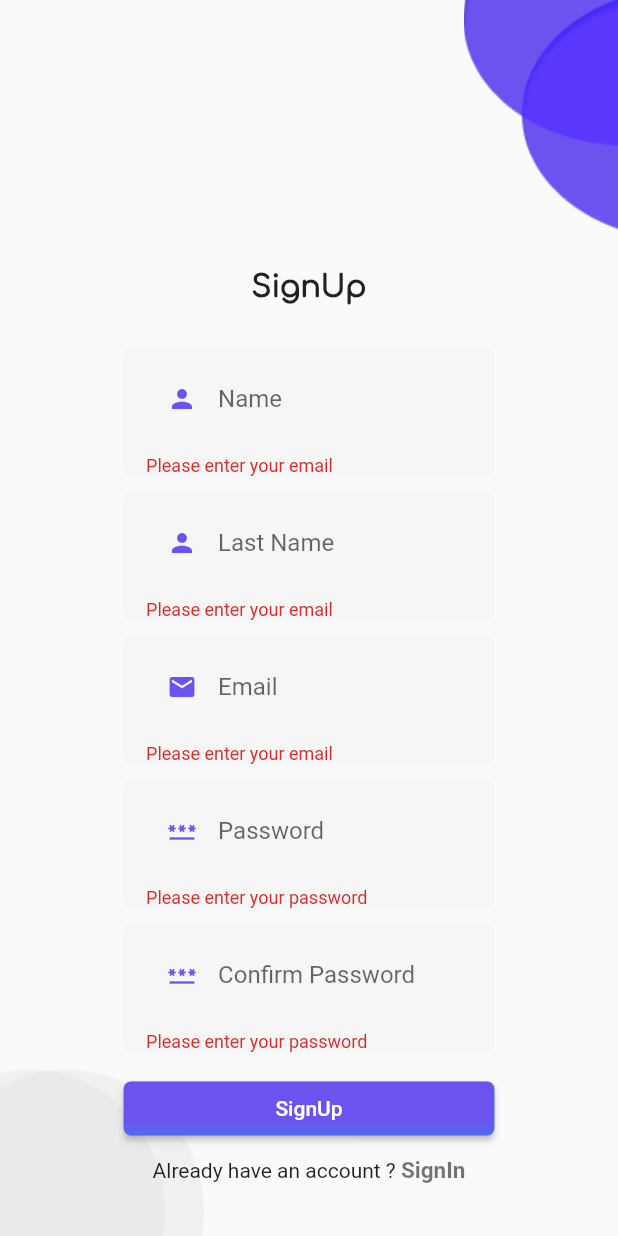
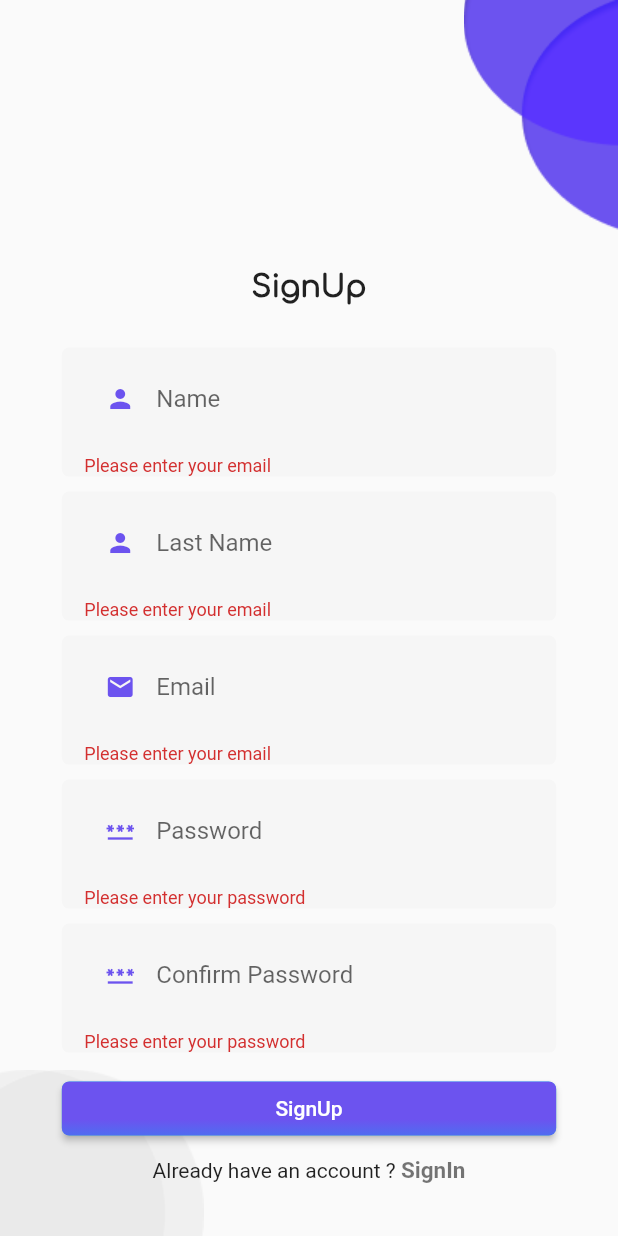
Before and after one commit to aminebatsi/imdb_app, a Flutter app: the RegisterPage screen opened directly, after a tap on "SignUp", on a phone screen of 412 x 824 dp. Run offline on Flutter 3.47's test engine with Material 2 defaults, Android fonts, the phone set to English and light mode, and no system bars; our stand-ins replace cloud_firestore, firebase_auth, firebase_core, fluttertoast; missing offline and left inert: cloud_firestore_web, firebase_auth_web, firebase_core_web, tmdb_api; accounts and stored records are empty.

Commit message:
feat(imdb_app): working fine on android devices

```diff
--- a/lib/LoginPage.dart
+++ b/lib/LoginPage.dart
@@ -80,7 +80,7 @@ class _LoginPageState extends State<LoginPage> {
                   SizedBox(height: size.height * 0.03),
                   Padding(
                       padding: EdgeInsets.symmetric(
-                          horizontal: size.height / 10, vertical: 5),
+                          horizontal: size.width / 10, vertical: 5),
                       child: Container(
                           decoration: BoxDecoration(
                             color: const Color.fromARGB(50, 228, 228, 228),
@@ -117,7 +117,7 @@ class _LoginPageState extends State<LoginPage> {
                               )))),
                   Padding(
                       padding: EdgeInsets.symmetric(
-                          horizontal: size.height / 10, vertical: 5),
+                          horizontal: size.width / 10, vertical: 5),
                       child: Container(
                           decoration: BoxDecoration(
                             color: const Color.fromARGB(50, 228, 228, 228),
@@ -150,7 +150,7 @@ class _LoginPageState extends State<LoginPage> {
                               )))),
                   SizedBox(height: size.width * 0.02),
                   Padding(
-                    padding: EdgeInsets.symmetric(horizontal: size.height / 10),
+                    padding: EdgeInsets.symmetric(horizontal: size.width / 10),
                     child: ElevatedButton(
                       onPressed: () {
                         signIn(emailController.text.trim(),
--- a/lib/RegisterPage.dart
+++ b/lib/RegisterPage.dart
@@ -81,7 +81,7 @@ class _RegisterPage extends State<RegisterPage> {
                     SizedBox(height: size.height * 0.03),
                     Padding(
                         padding: EdgeInsets.symmetric(
-                            horizontal: size.height / 10, vertical: 5),
+                            horizontal: size.width / 10, vertical: 5),
                         child: Container(
                             decoration: BoxDecoration(
                               color: const Color.fromARGB(50, 228, 228, 228),
@@ -115,7 +115,7 @@ class _RegisterPage extends State<RegisterPage> {
                                 )))),
                     Padding(
                         padding: EdgeInsets.symmetric(
-                            horizontal: size.height / 10, vertical: 5),
+                            horizontal: size.width / 10, vertical: 5),
                         child: Container(
                             decoration: BoxDecoration(
                               color: const Color.fromARGB(50, 228, 228, 228),
@@ -149,7 +149,7 @@ class _RegisterPage extends State<RegisterPage> {
                                 )))),
                     Padding(
                         padding: EdgeInsets.symmetric(
-                            horizontal: size.height / 10, vertical: 5),
+                            horizontal: size.width / 10, vertical: 5),
                         child: Container(
                             decoration: BoxDecoration(
                               color: const Color.fromARGB(50, 228, 228, 228),
@@ -186,7 +186,7 @@ class _RegisterPage extends State<RegisterPage> {
                                 )))),
                     Padding(
                         padding: EdgeInsets.symmetric(
-                            horizontal: size.height / 10, vertical: 5),
+                            horizontal: size.width / 10, vertical: 5),
                         child: Container(
                             decoration: BoxDecoration(
                               color: const Color.fromARGB(50, 228, 228, 228),
@@ -211,9 +211,8 @@ class _RegisterPage extends State<RegisterPage> {
                                       return "Please enter your password";
                                     }
                                     if (!passValidator.hasMatch(value)) {
-                                      return 'Your Password must contain at least one upper case,'
-                                          'one lower case,one digit,one Special character and'
-                                          '8 characters in length  ';
+                                      return 'one upper and lower case,one digit,one Special character and'
+                                          '8 characters in length';
                                     }
                                     return null;
                                   },
@@ -224,7 +223,7 @@ class _RegisterPage extends State<RegisterPage> {
                                 )))),
                     Padding(
                         padding: EdgeInsets.symmetric(
-                            horizontal: size.height / 10, vertical: 5),
+                            horizontal: size.width / 10, vertical: 5),
                         child: Container(
                             decoration: BoxDecoration(
                               color: const Color.fromARGB(50, 228, 228, 228),
@@ -265,7 +264,7 @@ class _RegisterPage extends State<RegisterPage> {
                                 )))),
                     SizedBox(height: size.width * 0.02),
                     Padding(
-                      padding: EdgeInsets.symmetric(horizontal: size.height / 10),
+                      padding: EdgeInsets.symmetric(horizontal: size.width / 10),
                       child: ElevatedButton(
                         onPressed: () {
                           signUp(emailController.text.trim(),
--- a/lib/SearchScreen.dart
+++ b/lib/SearchScreen.dart
@@ -46,7 +46,7 @@ class _SearchScreenState extends State<SearchScreen> {
         backgroundColor: Colors.transparent,
         elevation: 0,
         leading: IconButton(
-          icon: Image.asset('arrow-left-line.png'),
+          icon: Image.asset('assets/background/arrow-left-line.png'),
           onPressed: () {
             Navigator.of(context).pop(
                 MaterialPageRoute(builder: ((context) => GrandCategories())));
```
